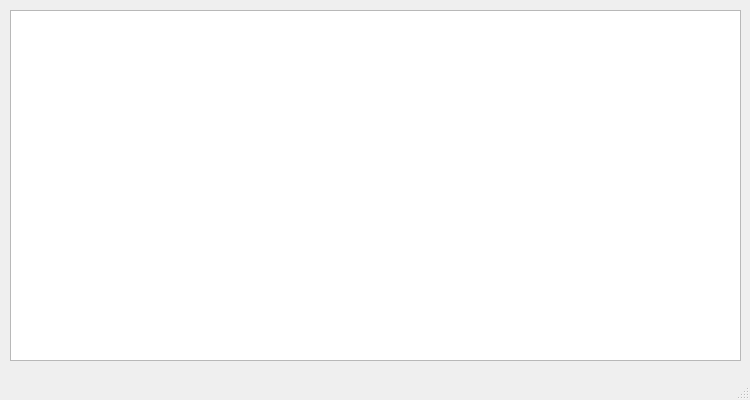
The window that 3sem/hw4/GUI_Component/gamegui.ui (spp-plotnikov/homeworks) describes before a commit, drawn with Qt 5.
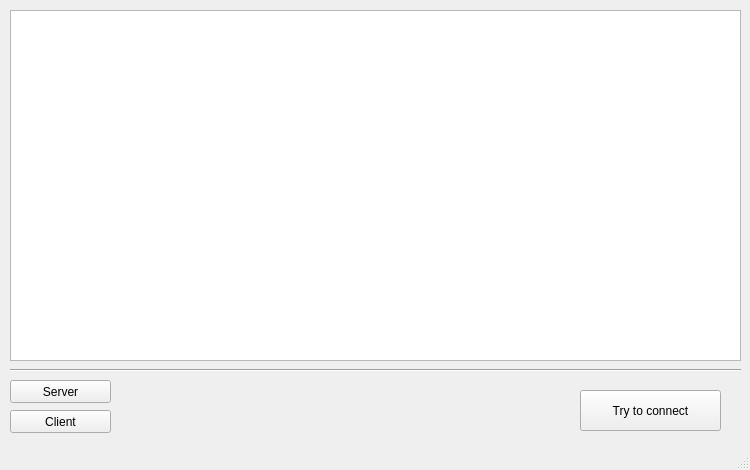
The same window after the commit.

The edit to the form file:
```diff
--- a/3sem/hw4/GUI_Component/gamegui.ui
+++ b/3sem/hw4/GUI_Component/gamegui.ui
@@ -7,19 +7,19 @@
     <x>0</x>
     <y>0</y>
     <width>750</width>
-    <height>400</height>
+    <height>470</height>
    </rect>
   </property>
   <property name="minimumSize">
    <size>
     <width>750</width>
-    <height>400</height>
+    <height>470</height>
    </size>
   </property>
   <property name="maximumSize">
    <size>
     <width>750</width>
-    <height>400</height>
+    <height>470</height>
    </size>
   </property>
   <property name="windowTitle">
@@ -48,6 +48,64 @@
      </size>
     </property>
    </widget>
+   <widget class="Line" name="line">
+    <property name="geometry">
+     <rect>
+      <x>10</x>
+      <y>360</y>
+      <width>731</width>
+      <height>20</height>
+     </rect>
+    </property>
+    <property name="orientation">
+     <enum>Qt::Horizontal</enum>
+    </property>
+   </widget>
+   <widget class="QPushButton" name="serverButton">
+    <property name="geometry">
+     <rect>
+      <x>10</x>
+      <y>380</y>
+      <width>101</width>
+      <height>23</height>
+     </rect>
+    </property>
+    <property name="text">
+     <string>Server</string>
+    </property>
+   </widget>
+   <widget class="QPushButton" name="clientButton">
+    <property name="geometry">
+     <rect>
+      <x>10</x>
+      <y>410</y>
+      <width>101</width>
+      <height>23</height>
+     </rect>
+    </property>
+    <property name="text">
+     <string>Client</string>
+    </property>
+   </widget>
+   <widget class="QPushButton" name="connectButton">
+    <property name="geometry">
+     <rect>
+      <x>580</x>
+      <y>390</y>
+      <width>141</width>
+      <height>41</height>
+     </rect>
+    </property>
+    <property name="text">
+     <string>Try to connect</string>
+    </property>
+    <property name="iconSize">
+     <size>
+      <width>30</width>
+      <height>30</height>
+     </size>
+    </property>
+   </widget>
   </widget>
   <widget class="QStatusBar" name="statusBar"/>
  </widget>
```
